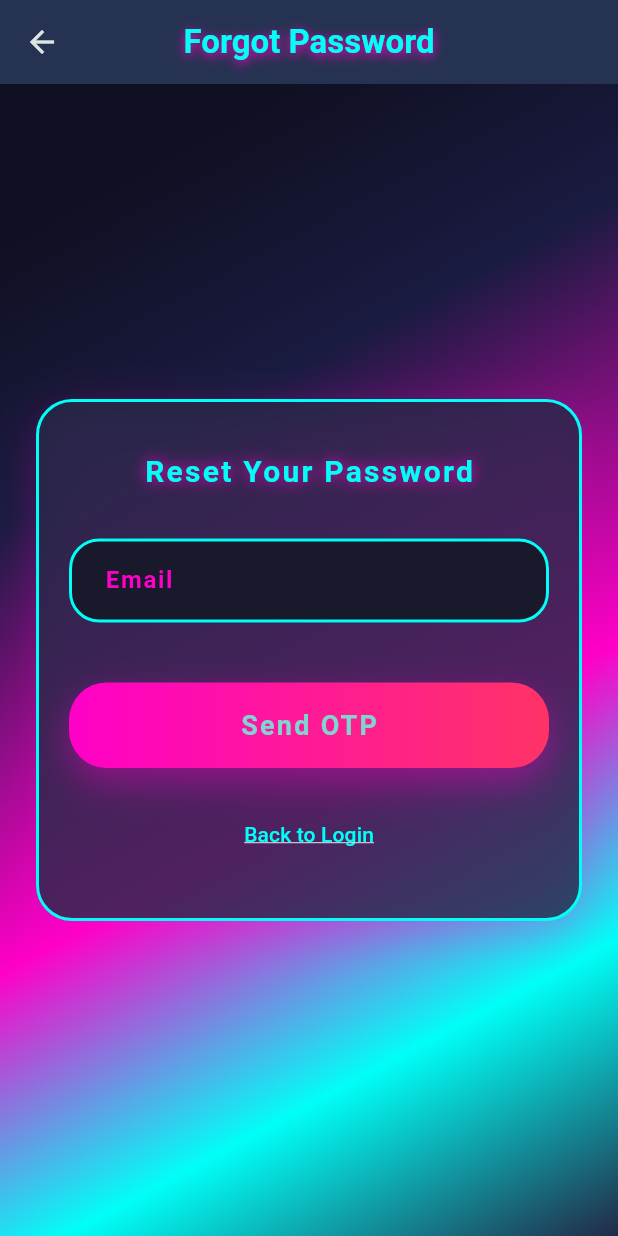
After one commit to nnb94/LiveMart-FrontEnd, a Flutter app: the ForgotPasswordScreen screen opened by its route, on a phone screen of 412 x 824 dp. The commit adds this screen. Run offline on Flutter 3.47's test engine with Material 3 defaults, Android fonts, the phone set to English and light mode, and no system bars; our stand-ins replace get.

Commit message:
Implemented forgot pass

```diff
--- a/lib/approutes.dart
+++ b/lib/approutes.dart
@@ -4,6 +4,9 @@ import 'screens/otp_screen.dart';
 import 'screens/dashboard_screen.dart';
 import 'screens/login_screen.dart';
 import 'screens/register_screen.dart';
+import 'screens/forgot_password_screen.dart';
+import 'screens/reset_password_screen.dart';
+
 
 class AppRoutes {
   static const String email = '/email';
@@ -12,6 +15,9 @@ class AppRoutes {
   static const String login = '/login';
   static const String register = '/register';
   static const String initial = email;
+  static const String forgotPassword = '/forgot-password';
+  static const String resetPassword = '/reset-password';
+
 
   static List<GetPage> routes = [
     GetPage(
@@ -44,5 +50,17 @@ class AppRoutes {
       transition: Transition.rightToLeft,
       transitionDuration: const Duration(milliseconds: 300),
     ),
+    GetPage(
+      name: forgotPassword,
+      page: () => const ForgotPasswordScreen(),
+      transition: Transition.fadeIn,
+      transitionDuration: const Duration(milliseconds: 300),
+    ),
+    GetPage(
+      name: resetPassword,
+      page: () => const ResetPasswordScreen(),
+      transition: Transition.rightToLeft,
+      transitionDuration: const Duration(milliseconds: 300),
+    ),
   ];
 }
--- /dev/null
+++ b/lib/screens/forgot_password_screen.dart
@@ -0,0 +1,191 @@
+import 'package:flutter/material.dart';
+import 'package:get/get.dart';
+import '../services/api_service.dart';
+import '../approutes.dart';
+
+class ForgotPasswordScreen extends StatefulWidget {
+  const ForgotPasswordScreen({super.key});
+
+  @override
+  State<ForgotPasswordScreen> createState() => _ForgotPasswordScreenState();
+}
+
+class _ForgotPasswordScreenState extends State<ForgotPasswordScreen> {
+  final TextEditingController _emailController = TextEditingController();
+  bool _isLoading = false;
+  final ApiService _api = Get.find<ApiService>();
+
+  Future<void> _handleSendOtp() async {
+    final email = _emailController.text.trim();
+
+    if (email.isEmpty || !email.contains('@')) {
+      ScaffoldMessenger.of(context).showSnackBar(
+        const SnackBar(content: Text('Enter a valid email')),
+      );
+      return;
+    }
+
+    setState(() => _isLoading = true);
+    try {
+      final message = await _api.sendForgotPasswordOtp(email);
+      ScaffoldMessenger.of(context).showSnackBar(SnackBar(content: Text(message)));
+      Get.toNamed(AppRoutes.resetPassword, arguments: {'email': email});
+    } catch (e) {
+      ScaffoldMessenger.of(context).showSnackBar(SnackBar(content: Text('Error: $e')));
+    } finally {
+      setState(() => _isLoading = false);
+    }
+  }
+
+  @override
+  Widget build(BuildContext context) {
+    return Scaffold(
+      backgroundColor: const Color(0xFF0F1021),
+      appBar: AppBar(
+        backgroundColor: const Color(0xFF1A1B41),
+        elevation: 8,
+        title: const Text(
+          'Forgot Password',
+          style: TextStyle(
+            color: Color(0xFF00FFF7),
+            fontWeight: FontWeight.bold,
+            fontSize: 22,
+            shadows: [
+              Shadow(color: Color(0xFFFF00C8), blurRadius: 8, offset: Offset(0, 2)),
+            ],
+          ),
+        ),
+        centerTitle: true,
+      ),
+      body: Container(
+        width: double.infinity,
+        height: double.infinity,
+        decoration: const BoxDecoration(
+          gradient: LinearGradient(
+            begin: Alignment.topLeft,
+            end: Alignment.bottomRight,
+            colors: [
+              Color(0xFF0F1021),
+              Color(0xFF1A1B41),
+              Color(0xFFFF00C8),
+              Color(0xFF00FFF7),
+              Color(0xFF232946),
+            ],
+            stops: [0.1, 0.3, 0.6, 0.8, 1.0],
+          ),
+        ),
+        child: Center(
+          child: SingleChildScrollView(
+            padding: const EdgeInsets.all(24),
+            child: Container(
+              padding: const EdgeInsets.symmetric(vertical: 32, horizontal: 20),
+              decoration: BoxDecoration(
+                color: const Color(0xCC232946),
+                borderRadius: BorderRadius.circular(24),
+                boxShadow: [
+                  BoxShadow(
+                    color: const Color(0xFFFF00C8).withOpacity(0.25),
+                    blurRadius: 24,
+                    offset: const Offset(0, 8),
+                  ),
+                ],
+                border: Border.all(color: const Color(0xFF00FFF7), width: 2),
+              ),
+              child: Column(
+                children: [
+                  const Text(
+                    'Reset Your Password',
+                    style: TextStyle(
+                      color: Color(0xFF00FFF7),
+                      fontSize: 20,
+                      fontWeight: FontWeight.bold,
+                      letterSpacing: 1.5,
+                      shadows: [
+                        Shadow(color: Color(0xFFFF00C8), blurRadius: 12),
+                      ],
+                    ),
+                  ),
+                  const SizedBox(height: 30),
+                  TextField(
+                    controller: _emailController,
+                    style: const TextStyle(color: Color(0xFF00FFF7), fontWeight: FontWeight.w600),
+                    decoration: InputDecoration(
+                      filled: true,
+                      fillColor: const Color(0xFF18192B),
+                      labelText: 'Email',
+                      labelStyle: const TextStyle(
+                        color: Color(0xFFFF00C8),
+                        fontWeight: FontWeight.bold,
+                        letterSpacing: 1.1,
+                      ),
+                      enabledBorder: OutlineInputBorder(
+                        borderRadius: BorderRadius.circular(20),
+                        borderSide: const BorderSide(color: Color(0xFF00FFF7), width: 2),
+                      ),
+                      focusedBorder: OutlineInputBorder(
+                        borderRadius: BorderRadius.circular(20),
+                        borderSide: const BorderSide(color: Color(0xFFFF00C8), width: 2.5),
+                      ),
+                      contentPadding: const EdgeInsets.symmetric(horizontal: 20, vertical: 16),
+                    ),
+                  ),
+                  const SizedBox(height: 40),
+                  _isLoading
+                      ? const CircularProgressIndicator(
+                          valueColor: AlwaysStoppedAnimation<Color>(Color(0xFF00FFF7)))
+                      : Container(
+                          width: double.infinity,
+                          decoration: BoxDecoration(
+                            borderRadius: BorderRadius.circular(25),
+                            gradient: const LinearGradient(
+                              colors: [Color(0xFFFF00C8), Color(0xFFFF3366)],
+                              begin: Alignment.centerLeft,
+                              end: Alignment.centerRight,
+                            ),
+                            boxShadow: [
+                              BoxShadow(
+                                color: Color(0xFFFF00C8).withOpacity(0.4),
+                                blurRadius: 20,
+                                offset: const Offset(0, 10),
+                              ),
+                            ],
+                          ),
+                          child: ElevatedButton(
+                            style: ElevatedButton.styleFrom(
+                              backgroundColor: Colors.transparent,
+                              shadowColor: Colors.transparent,
+                              padding: const EdgeInsets.symmetric(vertical: 18),
+                              shape: RoundedRectangleBorder(
+                                borderRadius: BorderRadius.circular(25),
+                              ),
+                              textStyle: const TextStyle(
+                                fontWeight: FontWeight.bold,
+                                fontSize: 18,
+                                letterSpacing: 1.5,
+                              ),
+                            ),
+                            onPressed: _handleSendOtp,
+                            child: const Text('Send OTP'),
+                          ),
+                        ),
+                  const SizedBox(height: 20),
+                  TextButton(
+                    onPressed: () => Get.offAllNamed(AppRoutes.login),
+                    child: const Text(
+                      'Back to Login',
+                      style: TextStyle(
+                        color: Color(0xFF00FFF7),
+                        fontSize: 14,
+                        decoration: TextDecoration.underline,
+                      ),
+                    ),
+                  ),
+                ],
+              ),
+            ),
+          ),
+        ),
+      ),
+    );
+  }
+}
--- a/lib/services/api_service.dart
+++ b/lib/services/api_service.dart
@@ -84,4 +84,46 @@ class ApiService extends GetxService {
       throw Exception(message);
     }
   }
+
+   /// Step 1: Request OTP for forgot password
+  Future<String> sendForgotPasswordOtp(String email) async {
+    final url = Uri.parse('$baseUrl/forgot-password/request-otp');
+    final response = await http.post(
+      url,
+      headers: {'Content-Type': 'application/json'},
+      body: jsonEncode({'email': email}),
+    );
+
+    final data = jsonDecode(response.body);
+    if (response.statusCode == 200) {
+      return data['message'] ?? 'OTP sent successfully';
+    } else {
+      throw Exception(data['message'] ?? 'Failed to send OTP');
+    }
+  }
+
+  /// Step 2: Verify OTP and set new password
+  Future<String> verifyForgotPasswordOtp({
+    required String email,
+    required String otp,
+    required String newPassword,
+  }) async {
+    final url = Uri.parse('$baseUrl/forgot-password/verify');
+    final response = await http.post(
+      url,
+      headers: {'Content-Type': 'application/json'},
+      body: jsonEncode({
+        'email': email,
+        'otp': otp,
+        'newPassword': newPassword,
+      }),
+    );
+
+    final data = jsonDecode(response.body);
+    if (response.statusCode == 200) {
+      return data['message'] ?? 'Password reset successful';
+    } else {
+      throw Exception(data['message'] ?? 'Password reset failed');
+    }
+  }
 }
```
Also changed, not shown: lib/screens/login_screen.dart (+11 -0 lines), lib/screens/reset_password_screen.dart (added, +207 -0 lines).
